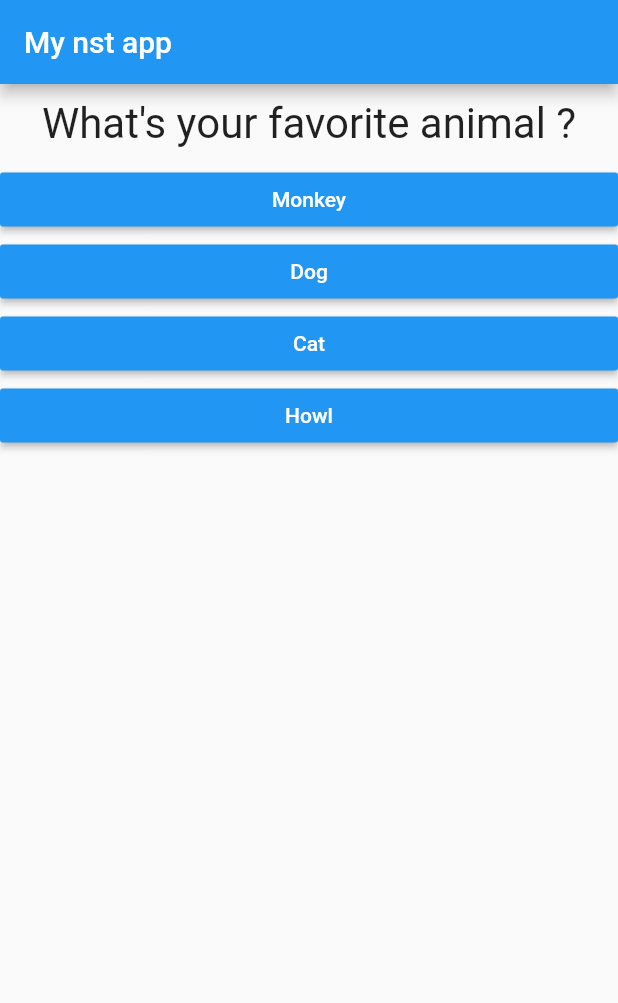
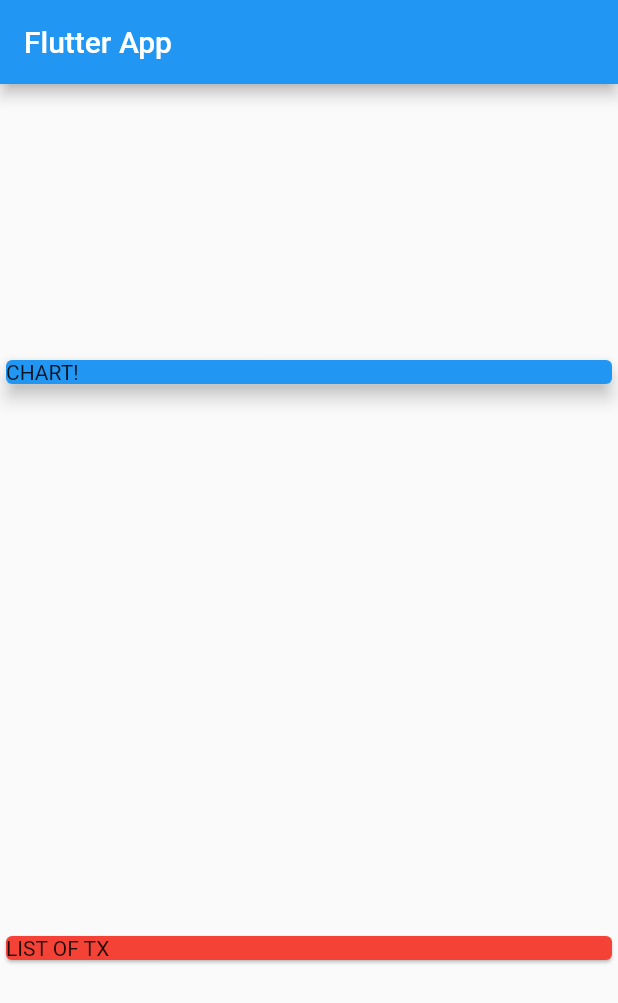
Before and after one commit to quynhanh-kristen/Mobile, a Flutter app: the screen it shows after launch, on a phone screen of 412 x 824 dp. Shown: the top 1003 px of the screen. Run offline on Flutter 3.47's test engine with Material 2 defaults, Android fonts, the phone set to English and light mode, and no system bars.

Commit message:
adding transaction model and transaction data

```diff
--- a/flutter_complete_guide/lib/answer.dart
+++ /dev/null
@@ -1,22 +0,0 @@
-import 'package:flutter/material.dart';
-
-class Answer extends StatelessWidget {
- final Function selectHandler;
- final String answerText;
-
-  Answer(this.selectHandler, this.answerText);
-
-  @override
-  Widget build(BuildContext context) {
-    return Container(
-      width: double.infinity,
-      child: RaisedButton(
-              child: Text(answerText),
-              onPressed: selectHandler,
-              color: Colors.blue,// pass the name of the function, not the result.
-              // pass the name of the function, not the result.
-              textColor: Colors.white,
-            ),
-    );
-  }
-}
--- a/flutter_complete_guide/lib/main.dart
+++ b/flutter_complete_guide/lib/main.dart
@@ -1,90 +1,56 @@
 import 'package:flutter/material.dart';
-import 'package:flutter_complete_guide/result.dart';
+import './transaction.dart';
 
-import './quiz.dart';
+void main() => runApp(MyApp());
 
-void main() {
-  runApp(MyApp());
-}
-
-class MyApp extends StatefulWidget {
+class MyApp extends StatelessWidget {
   @override
-  State<StatefulWidget> createState() {
-    return MyAppState();
+  Widget build(BuildContext context) {
+    return MaterialApp(
+      title: 'Flutter App',
+      home: MyHomePage(),
+    );
   }
 }
 
-class MyAppState extends State<MyApp> {
-  var _questions =  [
-    {
-      'questionText':'What\'s your favorite color ?',
-     'answers': [
-       {'text':'Black', 'score': 5},
-       {'text':'Red', 'score': 4},
-       {'text':'Green', 'score': 3},
-       {'text':'White', 'score': 2}
-       ]
-     },
-    {
-      'questionText':'What\'s your favorite animal ?',
-     'answers': [
-       {'text':'Monkey', 'score': 4},
-       {'text':'Dog', 'score': 3},
-       {'text':'Cat', 'score': 2},
-       {'text':'Howl', 'score': 1}
-       ]
-     },
-     {
-      'questionText':'What\'s your favorite food ?',
-     'answers': [
-       {'text':'Eggs', 'score': 4},
-       {'text':'Banana', 'score': 3},
-       {'text':'Potato', 'score': 2},
-       {'text':'Avocado', 'score': 1}
-       ]
-     },
-
+class MyHomePage extends StatelessWidget {
+  final List<Transaction> transactions = [
+    Transaction(
+      id: 't1',
+      title: 'New Shoes',
+      amount: 69.99,
+      date: DateTime.now(),
+    ),
+    Transaction(
+      id: 't2',
+      title: 'Weekly Groceries',
+      amount: 16.53,
+      date: DateTime.now(),
+    ),
   ];
-  //questions = [] -> does not work if questions is a const
-  var questionIndex = 1;
-  var _totalScore = 1;
-
-  void _resetQuiz(){
-    setState(() {
-      questionIndex = 0;
-    _totalScore = 0;
-    });
-
-  }
-
-  void _answerQuestion(int score) {
-
-    _totalScore += score;
-    setState(() {
-      questionIndex = questionIndex + 1;
-    });
-    if (questionIndex < _questions.length) {
-      print('We have more questions: ');
-    }else{
-      print('No more question');
-    }
-
-    print('Question Index: ' + questionIndex.toString());
-  }
-
   @override
   Widget build(BuildContext context) {
-    return MaterialApp(
-      home: Scaffold(
-        appBar: AppBar(
-          title: Text('My nst app'),
-        ),
-        body: questionIndex < _questions.length
-        ? Quiz(
-          answerQuestion: _answerQuestion,
-          questionIndex: questionIndex,
-          questions: _questions,)
-        : Result(_totalScore, _resetQuiz),
+    return Scaffold(
+      appBar: AppBar(
+        title: Text('Flutter App'),
+      ),
+      body: Column(
+        mainAxisAlignment: MainAxisAlignment.spaceAround,
+        crossAxisAlignment: CrossAxisAlignment.stretch,
+        children: <Widget>[
+          Container(
+            width: double.infinity,
+            child: Card(
+              color: Colors.blue,
+              child: Text('CHART!'),
+              elevation: 5,
+            ),
+          ),
+          Card(
+            color: Colors.red,
+            child: Text('LIST OF TX'),
+          ),
+        ],
       ),
     );
   }
--- a/flutter_complete_guide/lib/question.dart
+++ /dev/null
@@ -1,19 +0,0 @@
-import 'package:flutter/material.dart';
-
-class Question extends StatelessWidget {
-  String questionText;
-
-  Question(this.questionText);
-  @override
-  Widget build(BuildContext context) {
-    return Container(
-      width: double.infinity,
-      margin: EdgeInsets.all(10),
-      child: Text(
-        questionText,
-        style: TextStyle(fontSize: 28,),
-        textAlign: TextAlign.center,
-      ),
-    );
-  }
-}
--- a/flutter_complete_guide/lib/quiz.dart
+++ /dev/null
@@ -1,28 +0,0 @@
-import 'package:flutter/material.dart';
-import 'package:flutter_complete_guide/answer.dart';
-import 'package:flutter_complete_guide/question.dart';
-
-class Quiz extends StatelessWidget {
-  final List<Map<String, Object>> questions;
-  final Function answerQuestion;
-  final int questionIndex;
-
-  Quiz({
-    @required this.questions,
-    @required this.answerQuestion,
-    @required this.questionIndex});
-
-  @override
-  Widget build(BuildContext context) {
-    return Column(
-          children: [
-            Question(questions[questionIndex]['questionText']
-            ),
-            ...(questions[questionIndex]['answers'] as List<Map<String, Object>>)
-            .map((answer){
-              return Answer(() => answerQuestion(answer['score']), answer['text']);
-            }).toList()
-          ],
-        );
-  }
-}
--- a/flutter_complete_guide/lib/result.dart
+++ /dev/null
@@ -1,45 +0,0 @@
-import 'package:flutter/material.dart';
-
-class Result extends StatelessWidget {
-  final int resultScore;
-  final Function resultHandler;
-
-
-  Result(this.resultScore, this.resultHandler);
-
-  String get resultPhrase {
-    var resultText = 'You did it !';
-    if (resultScore <= 8) {
-      resultText = 'You are awsome and innoncent!';
-    } else if (resultScore <= 12) {
-      resultText = 'Pretty...likable !!!';
-    } else if (resultScore <= 16) {
-      resultText = 'You are...strange?';
-    } else {
-      resultText = 'You are so bad !';
-    }
-    return resultText;
-  }
-
-  @override
-  Widget build(BuildContext context) {
-    return Center(
-      child: Column(
-        children: <Widget>[
-          Text(
-          resultPhrase,
-          style: TextStyle(fontSize: 36, fontWeight: FontWeight.bold),
-          textAlign: TextAlign.center,
-          ),
-          FlatButton(
-            child: Text(
-              'Restart the quiz',
-              ),
-            onPressed:  resultHandler,
-            textColor: Colors.blue,
-          ),
-        ],
-      ),
-    );
-  }
-}
--- /dev/null
+++ b/flutter_complete_guide/lib/transaction.dart
@@ -0,0 +1,14 @@
+import 'package:flutter/foundation.dart';
+class Transaction {
+  String id;
+  String title;
+  double amount;
+  DateTime date;
+
+  Transaction({
+    @required this.id,
+    @required this.title,
+    @required this.amount,
+    @required this.date,
+  });
+}
```
